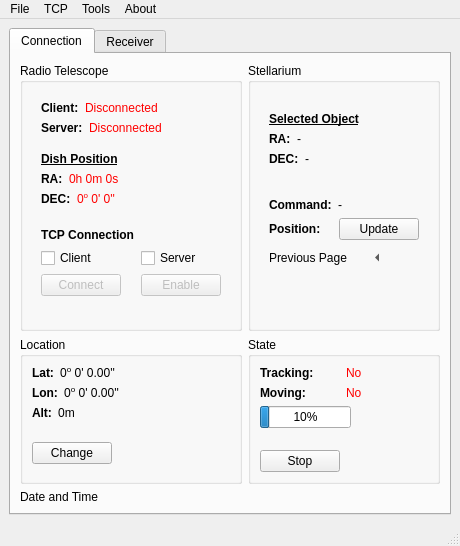
This is GUI_Windows/RadioTelescope.ui in AmateurRadioTelescopeSystem/RadioTelescope_Controller as Qt 5 draws it before an edit. The edited form follows.
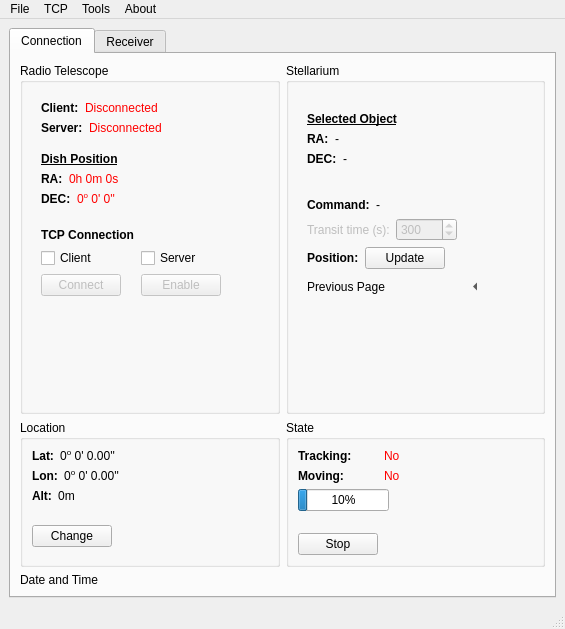
This is the edited form. The open tabs and pages were chosen to show the change.

Commit message: Added transit time selection

Patch:
```diff
--- a/GUI_Windows/RadioTelescope.ui
+++ b/GUI_Windows/RadioTelescope.ui
@@ -10,8 +10,8 @@
    <rect>
     <x>0</x>
     <y>0</y>
-    <width>432</width>
-    <height>533</height>
+    <width>565</width>
+    <height>629</height>
    </rect>
   </property>
   <property name="font">
@@ -309,7 +309,34 @@
                  </item>
                 </layout>
                </item>
-               <item row="6" column="0" colspan="2">
+               <item row="6" column="0">
+                <layout class="QHBoxLayout" name="horizontalLayout_14">
+                 <item>
+                  <widget class="QLabel" name="transitTimeLablel">
+                   <property name="enabled">
+                    <bool>false</bool>
+                   </property>
+                   <property name="text">
+                    <string>Transit time (s):</string>
+                   </property>
+                  </widget>
+                 </item>
+                 <item>
+                  <widget class="QSpinBox" name="transitTimeValue">
+                   <property name="enabled">
+                    <bool>false</bool>
+                   </property>
+                   <property name="maximum">
+                    <number>86400</number>
+                   </property>
+                   <property name="value">
+                    <number>300</number>
+                   </property>
+                  </widget>
+                 </item>
+                </layout>
+               </item>
+               <item row="7" column="0">
                 <layout class="QHBoxLayout" name="horizontalLayout_9">
                  <item>
                   <widget class="QLabel" name="label_7">
@@ -336,14 +363,22 @@
                  </item>
                 </layout>
                </item>
-               <item row="7" column="0">
+               <item row="8" column="0">
+                <layout class="QHBoxLayout" name="horizontalLayout_10">
+                 <item>
                 <widget class="QLabel" name="previousPageLabel">
+                   <property name="minimumSize">
+                    <size>
+                     <width>150</width>
+                     <height>0</height>
+                    </size>
+                   </property>
                  <property name="text">
                   <string>Previous Page</string>
                  </property>
                 </widget>
                </item>
-               <item row="7" column="1">
+                 <item>
                 <widget class="QToolButton" name="stellPrevPageBtn">
                  <property name="sizePolicy">
                   <sizepolicy hsizetype="Fixed" vsizetype="Fixed">
@@ -366,6 +401,8 @@
                 </widget>
                </item>
               </layout>
+               </item>
+              </layout>
              </widget>
             </widget>
            </item>
@@ -789,8 +826,8 @@
     <rect>
      <x>0</x>
      <y>0</y>
-     <width>432</width>
-     <height>21</height>
+     <width>565</width>
+     <height>23</height>
     </rect>
    </property>
    <widget class="QMenu" name="menuThis_is_a_menu">
```
Left out of the diff: 14 changed lines with no effect on the pictures. Lines whose indentation alone changed are shown as unchanged. The commit also changes 4 other files.
